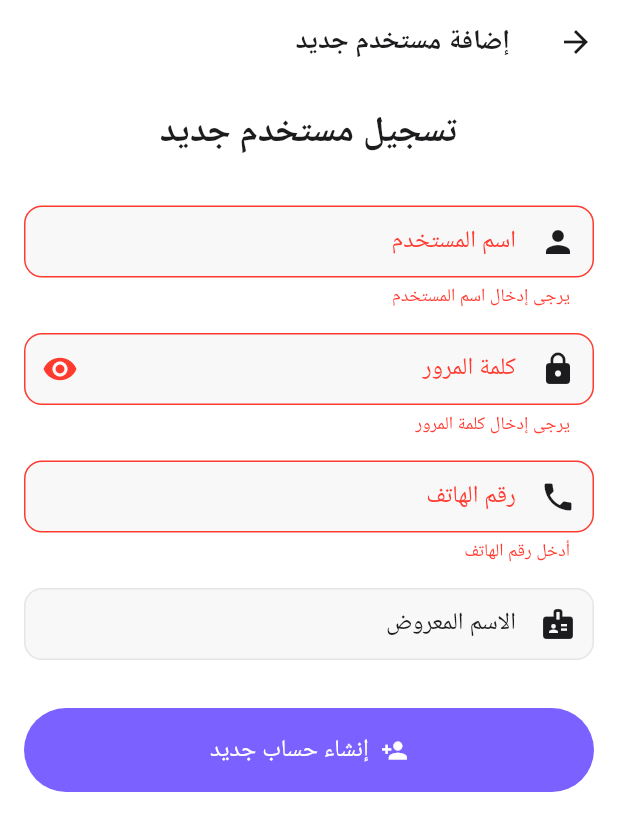
After one commit to ahmetbasmaci/SamaNet, a Flutter app: the AddNewUserPage screen opened by its route, after a tap on "إنشاء حساب جديد", on a phone screen of 412 x 824 dp. The commit adds this screen. Shown: the top 831 px of the screen. Run offline on Flutter 3.47's test engine with Material 3 defaults, Android fonts, the phone set to English and light mode, and no system bars; our stand-ins replace cached_network_image, dio, file_picker, flutter_local_notifications, image_picker, open_filex and 2 more; missing offline and left inert: signalr_core; accounts and stored records are empty; Roboto replaces fonts that are missing (SF Pro Rounded).

Commit message:
add button for admin to register new users

```diff
--- a/sama_net_messaging_app_mobile/lib/core/constants/arabic_strings.dart
+++ b/sama_net_messaging_app_mobile/lib/core/constants/arabic_strings.dart
@@ -125,6 +125,20 @@ class ArabicStrings {
   static const String noBlockedUsers = 'لا يوجد مستخدمون محظورون';
   static const String cannotSendToBlockedUser = 'لا يمكن إرسال رسائل لمستخدم محظور';
 
+  // Admin - Add New User
+  static const String addNewUser = 'إضافة مستخدم جديد';
+  static const String registerNewUser = 'تسجيل مستخدم جديد';
+  static const String usernameHint = 'أدخل اسم المستخدم (4 أحرف على الأقل)';
+  static const String passwordHint = 'أدخل كلمة المرور';
+  static const String phoneNumberHint = 'أدخل رقم الهاتف';
+  static const String displayNameHint = 'أدخل الاسم المعروض (اختياري)';
+  static const String usernameValidation = 'اسم المستخدم يجب أن يكون 4-50 حرفاً';
+  static const String passwordValidation = 'كلمة المرور مطلوبة';
+  static const String phoneNumberValidation = 'رقم الهاتف يجب أن يكون بين 10-20 رقماً';
+  static const String displayNameValidation = 'الاسم المعروض يجب ألا يزيد عن 100 حرف';
+  static const String userRegisteredSuccessfully = 'تم تسجيل المستخدم بنجاح';
+  static const String userRegistrationFailed = 'فشل تسجيل المستخدم';
+
   // Date and Time
   static const String today = 'اليوم';
   static const String yesterday = 'أمس';
--- a/sama_net_messaging_app_mobile/lib/presentation/app.dart
+++ b/sama_net_messaging_app_mobile/lib/presentation/app.dart
@@ -7,6 +7,7 @@ import 'package:sama_net_messaging_app_mobile/presentation/pages/main_screen.dar
 import 'package:sama_net_messaging_app_mobile/presentation/pages/register_page.dart';
 import 'package:sama_net_messaging_app_mobile/presentation/pages/search_page.dart';
 import 'package:sama_net_messaging_app_mobile/presentation/pages/profile_page.dart';
+import 'package:sama_net_messaging_app_mobile/presentation/pages/add_new_user_page.dart';
 import 'package:sama_net_messaging_app_mobile/presentation/widgets/splash_screen.dart';
 
 import 'blocs/bloc_provider.dart';
@@ -47,6 +48,7 @@ class MessagingApp extends StatelessWidget {
           '/main': (context) => const MainScreen(),
           '/search': (context) => const SearchPage(),
           '/profile': (context) => const ProfilePage(),
+          '/add-new-user': (context) => const AddNewUserPage(),
         },
       ),
     );
--- /dev/null
+++ b/sama_net_messaging_app_mobile/lib/presentation/pages/add_new_user_page.dart
@@ -0,0 +1,276 @@
+import 'package:flutter/material.dart';
+import '../../core/constants/app_constants.dart';
+import '../../core/constants/arabic_strings.dart';
+import '../../core/di/service_locator.dart';
+import '../../data/models/auth.dart';
+import '../../data/services/auth_service.dart';
+
+/// Admin page for registering new users
+class AddNewUserPage extends StatefulWidget {
+  const AddNewUserPage({super.key});
+
+  @override
+  State<AddNewUserPage> createState() => _AddNewUserPageState();
+}
+
+class _AddNewUserPageState extends State<AddNewUserPage> {
+  final _formKey = GlobalKey<FormState>();
+  final _usernameController = TextEditingController();
+  final _passwordController = TextEditingController();
+  final _phoneNumberController = TextEditingController();
+  final _displayNameController = TextEditingController();
+
+  late final AuthService _authService;
+  bool _isRegistering = false;
+  bool _obscurePassword = true;
+
+  @override
+  void initState() {
+    super.initState();
+    _authService = serviceLocator.get<AuthService>();
+  }
+
+  @override
+  void dispose() {
+    _usernameController.dispose();
+    _passwordController.dispose();
+    _phoneNumberController.dispose();
+    _displayNameController.dispose();
+    super.dispose();
+  }
+
+  String? _validateUsername(String? value) {
+    if (value == null || value.trim().isEmpty) {
+      return ArabicStrings.emptyUsername;
+    }
+    if (value.trim().length < 4) {
+      return ArabicStrings.usernameMinLength4;
+    }
+    if (value.trim().length > 50) {
+      return ArabicStrings.usernameValidation;
+    }
+    return null;
+  }
+
+  String? _validatePassword(String? value) {
+    if (value == null || value.isEmpty) {
+      return ArabicStrings.emptyPassword;
+    }
+    if (value.length < 3) {
+      return ArabicStrings.passwordMinLength;
+    }
+    if (value.length > 100) {
+      return ArabicStrings.passwordValidation;
+    }
+    return null;
+  }
+
+  String? _validatePhoneNumber(String? value) {
+    if (value == null || value.trim().isEmpty) {
+      return ArabicStrings.enterPhoneNumber;
+    }
+    final phoneDigits = value.trim().replaceAll(RegExp(r'[^\d]'), '');
+    if (phoneDigits.length < 10 || phoneDigits.length > 20) {
+      return ArabicStrings.phoneNumberValidation;
+    }
+    return null;
+  }
+
+  String? _validateDisplayName(String? value) {
+    if (value != null && value.trim().length > 100) {
+      return ArabicStrings.displayNameValidation;
+    }
+    return null;
+  }
+
+  Future<void> _registerUser() async {
+    if (!_formKey.currentState!.validate()) {
+      return;
+    }
+
+    setState(() {
+      _isRegistering = true;
+    });
+
+    try {
+      final registerRequest = RegisterRequest(
+        username: _usernameController.text.trim(),
+        password: _passwordController.text,
+        phoneNumber: _phoneNumberController.text.trim(),
+        displayName: _displayNameController.text.trim().isEmpty ? null : _displayNameController.text.trim(),
+      );
+
+      final response = await _authService.register(registerRequest);
+
+      if (!mounted) return;
+
+      if (response.isSuccess) {
+        _showSnackBar(ArabicStrings.userRegisteredSuccessfully);
+        // Clear form
+        _usernameController.clear();
+        _passwordController.clear();
+        _phoneNumberController.clear();
+        _displayNameController.clear();
+        // Optionally navigate back
+        Navigator.of(context).pop();
+      } else {
+        _showSnackBar(
+          '${ArabicStrings.userRegistrationFailed}: ${response.error ?? ArabicStrings.unexpectedError}',
+          isError: true,
+        );
+      }
+    } catch (e) {
+      if (!mounted) return;
+      _showSnackBar(
+        '${ArabicStrings.userRegistrationFailed}: ${e.toString()}',
+        isError: true,
+      );
+    } finally {
+      if (mounted) {
+        setState(() {
+          _isRegistering = false;
+        });
+      }
+    }
+  }
+
+  void _showSnackBar(String message, {bool isError = false}) {
+    ScaffoldMessenger.of(context).showSnackBar(
+      SnackBar(
+        content: Text(message, textAlign: TextAlign.center),
+        backgroundColor: isError ? Colors.redAccent : Colors.green,
+        duration: const Duration(seconds: 3),
+      ),
+    );
+  }
+
+  @override
+  Widget build(BuildContext context) {
+    return Scaffold(
+      appBar: AppBar(
+        title: const Text(ArabicStrings.addNewUser),
+      ),
+      body: SingleChildScrollView(
+        padding: const EdgeInsets.all(AppConstants.defaultPadding),
+        child: Form(
+          key: _formKey,
+          child: Column(
+            crossAxisAlignment: CrossAxisAlignment.stretch,
+            children: [
+              // Header
+              Text(
+                ArabicStrings.registerNewUser,
+                style: Theme.of(context).textTheme.headlineSmall?.copyWith(
+                      fontWeight: FontWeight.bold,
+                    ),
+                textAlign: TextAlign.center,
+              ),
+              const SizedBox(height: 32),
+
+              // Username field
+              TextFormField(
+                controller: _usernameController,
+                decoration: InputDecoration(
+                  labelText: ArabicStrings.usernameLabel,
+                  hintText: ArabicStrings.usernameHint,
+                  prefixIcon: const Icon(Icons.person),
+                  border: OutlineInputBorder(
+                    borderRadius: BorderRadius.circular(AppConstants.borderRadius),
+                  ),
+                ),
+                validator: _validateUsername,
+                textInputAction: TextInputAction.next,
+                enabled: !_isRegistering,
+              ),
+              const SizedBox(height: 16),
+
+              // Password field
+              TextFormField(
+                controller: _passwordController,
+                obscureText: _obscurePassword,
+                decoration: InputDecoration(
+                  labelText: ArabicStrings.password,
+                  hintText: ArabicStrings.passwordHint,
+                  prefixIcon: const Icon(Icons.lock),
+                  suffixIcon: IconButton(
+                    icon: Icon(_obscurePassword ? Icons.visibility : Icons.visibility_off),
+                    onPressed: () {
+                      setState(() {
+                        _obscurePassword = !_obscurePassword;
+                      });
+                    },
+                  ),
+                  border: OutlineInputBorder(
+                    borderRadius: BorderRadius.circular(AppConstants.borderRadius),
+                  ),
+                ),
+                validator: _validatePassword,
+                textInputAction: TextInputAction.next,
+                enabled: !_isRegistering,
+              ),
+              const SizedBox(height: 16),
+
+              // Phone number field
+              TextFormField(
+                controller: _phoneNumberController,
+                keyboardType: TextInputType.phone,
+                decoration: InputDecoration(
+                  labelText: ArabicStrings.phoneNumberLabel,
+                  hintText: ArabicStrings.phoneNumberHint,
+                  prefixIcon: const Icon(Icons.phone),
+                  border: OutlineInputBorder(
+                    borderRadius: BorderRadius.circular(AppConstants.borderRadius),
+                  ),
+                ),
+                validator: _validatePhoneNumber,
+                textInputAction: TextInputAction.next,
+                enabled: !_isRegistering,
+              ),
+              const SizedBox(height: 16),
+
+              // Display name field (optional)
+              TextFormField(
+                controller: _displayNameController,
+                decoration: InputDecoration(
+                  labelText: ArabicStrings.displayNameLabel,
+                  hintText: ArabicStrings.displayNameHint,
+                  prefixIcon: const Icon(Icons.badge),
+                  border: OutlineInputBorder(
+                    borderRadius: BorderRadius.circular(AppConstants.borderRadius),
+                  ),
+                ),
+                validator: _validateDisplayName,
+                textInputAction: TextInputAction.done,
+                enabled: !_isRegistering,
+                onFieldSubmitted: (_) => _registerUser(),
+              ),
+              const SizedBox(height: 32),
+
+              // Register button
+              FilledButton.icon(
+                onPressed: _isRegistering ? null : _registerUser,
+                icon: _isRegistering
+                    ? const SizedBox(
+                        width: 20,
+                        height: 20,
+                        child: CircularProgressIndicator(
+                          strokeWidth: 2,
+                          color: Colors.white,
+                        ),
+                      )
+                    : const Icon(Icons.person_add),
+                label: Text(
+                  _isRegistering ? ArabicStrings.loading : ArabicStrings.register,
+                  style: const TextStyle(fontSize: 16),
+                ),
+                style: FilledButton.styleFrom(
+                  padding: const EdgeInsets.symmetric(vertical: 16),
+                ),
+              ),
+            ],
+          ),
+        ),
+      ),
+    );
+  }
+}
--- a/sama_net_messaging_app_mobile/lib/presentation/pages/profile_page.dart
+++ b/sama_net_messaging_app_mobile/lib/presentation/pages/profile_page.dart
@@ -11,6 +11,7 @@ import '../../data/services/file_service.dart';
 import '../../data/services/user_service.dart';
 import '../blocs/auth_bloc.dart';
 import '../blocs/bloc_provider.dart';
+import 'add_new_user_page.dart';
 
 class ProfilePage extends StatefulWidget {
   const ProfilePage({super.key});
@@ -240,6 +241,19 @@ class _ProfilePageState extends State<ProfilePage> {
                   ],
                 ),
               ),
+        floatingActionButton: user != null && user.username.toLowerCase() == 'admin'
+            ? FloatingActionButton.extended(
+                onPressed: () {
+                  Navigator.of(context).push(
+                    MaterialPageRoute(
+                      builder: (context) => const AddNewUserPage(),
+                    ),
+                  );
+                },
+                icon: const Icon(Icons.person_add),
+                label: const Text(ArabicStrings.addNewUser),
+              )
+            : null,
       ),
     );
   }
```
Also changed, not shown: 4 other files.
